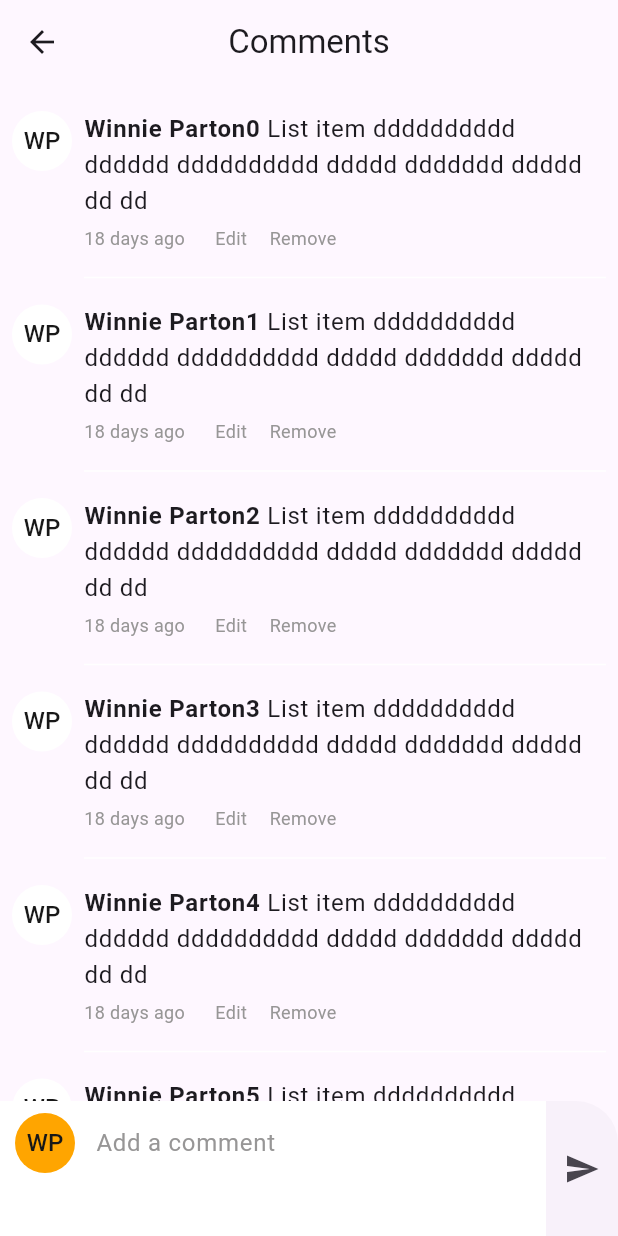
After one commit to maniangdoz/exo_post, a Flutter app: the CommentScreen screen opened directly, on a phone screen of 412 x 824 dp. The commit adds this screen. Run offline on Flutter 3.47's test engine with Material 2 defaults, Android fonts, the phone set to English and light mode, and no system bars; our stand-ins replace bloc, equatable, flutter_animate, flutter_bloc, get_it, go_router and 5 more; accounts and stored records are empty.

Commit message:
work on comment

```diff
--- a/lib/common/constants.dart
+++ b/lib/common/constants.dart
@@ -1,6 +1,16 @@
 //value don't change
+
+import 'package:flutter/material.dart';
+
+import 'styles/colors.dart';
 
 class AppConstants {
   AppConstants._();
 
+  static TextStyle? textStyle() {
+    return const TextStyle(
+      fontSize: 12,
+      color: AppColors.greyColor,
+    );
+  }
 }
--- a/lib/common/router.dart
+++ b/lib/common/router.dart
@@ -5,10 +5,9 @@ import 'package:flutter/material.dart';
 import 'package:go_router/go_router.dart';
 
 import '../features/auth/presentation/pages/auth_screen.dart';
-import '../features/detail_post/presentation/pages/detail_post_screen.dart';
+import '../features/comment/presentation/pages/comment_screen.dart';
 import '../features/error/presentation/pages/error_screen.dart';
 import '../features/home/presentation/pages/home_screen.dart';
-import '../features/post/presentation/pages/post_screen.dart';
 import '../features/profil/presentation/pages/profil_screen.dart';
 import '../features/register/presentation/pages/register_screen.dart';
 import '../features/splash/presentation/pages/splash_screen.dart';
@@ -19,8 +18,7 @@ class ScreenPaths {
 
   static String splash = '/';
   static String homeScreen = '/home/:index';
-  static String postPage = '/post';
-  static String detailPostPage = 'post-detail/:id';
+  static String commentPage = 'comment/:id';
   static String authPage = '/login';
   static String authPageRegister = 'register';
   static String registerPage = '/register';
@@ -51,18 +49,14 @@ final appRouter = GoRouter(
         },
         routes: [
           GoRoute(
-            path: ScreenPaths.detailPostPage,
-            builder: (context, state) => const DetailPostScreen(),
+            path: ScreenPaths.commentPage,
+            builder: (context, state) => const CommentScreen(),
           ),
           GoRoute(
             path: ScreenPaths.userPostPage,
             builder: (context, state) => const UserScreen(),
           ),
         ]),
-    GoRoute(
-      path: ScreenPaths.postPage,
-      builder: (context, state) => const PostScreen(),
-    ),
     GoRoute(
       path: ScreenPaths.profilPage,
       builder: (context, state) => const ProfilScreen(),
--- /dev/null
+++ b/lib/features/comment/domain/repository/comment_repo.dart
@@ -0,0 +1 @@
+abstract class CommentRepo {}
--- a/lib/features/detail_post/domain/usecases/detail_post_usecases.dart
+++ b/lib/features/comment/domain/usecases/comment_usecases.dart
@@ -1,4 +1,4 @@
 import 'package:injectable/injectable.dart';
 
 @injectable
-class DetailPostUseCases {}
+class CommentUseCases {}
--- /dev/null
+++ b/lib/features/comment/presentation/bloc/comment_bloc.dart
@@ -0,0 +1,13 @@
+import 'package:bloc/bloc.dart';
+import 'package:equatable/equatable.dart';
+
+part 'comment_event.dart';
+part 'comment_state.dart';
+
+class CommentBloc extends Bloc<CommentEvent, CommentState> {
+  CommentBloc() : super(CommentInitial()) {
+    on<CommentEvent>((event, emit) {
+      // TODO: implement event handler
+    });
+  }
+}
--- /dev/null
+++ b/lib/features/comment/presentation/bloc/comment_event.dart
@@ -0,0 +1,8 @@
+part of 'comment_bloc.dart';
+
+sealed class CommentEvent extends Equatable {
+  const CommentEvent();
+
+  @override
+  List<Object> get props => [];
+}
--- /dev/null
+++ b/lib/features/comment/presentation/bloc/comment_state.dart
@@ -0,0 +1,10 @@
+part of 'comment_bloc.dart';
+
+sealed class CommentState extends Equatable {
+  const CommentState();
+
+  @override
+  List<Object> get props => [];
+}
+
+final class CommentInitial extends CommentState {}
--- /dev/null
+++ b/lib/features/comment/presentation/pages/comment_screen.dart
@@ -0,0 +1,145 @@
+import 'package:flutter/material.dart';
+
+import '../../../../common/constants.dart';
+import '../../../../common/styles/colors.dart';
+import '../../../../common/utils/app_utils.dart';
+import '../../../shared/presentation/widgets/avatar_user.dart';
+import '../../../shared/presentation/widgets/comment_input.dart';
+
+class CommentScreen extends StatefulWidget {
+  const CommentScreen({super.key});
+
+  @override
+  State<CommentScreen> createState() => _CommentScreenState();
+}
+
+class _CommentScreenState extends State<CommentScreen> {
+  final _commentTextFieldController = TextEditingController();
+
+  @override
+  Widget build(BuildContext context) {
+    Color color =
+        AppUtils.isDarkMode(context) ? Colors.black : AppColors.onPrimaryColor;
+
+    return Scaffold(
+      appBar: AppBar(
+        title: const Text('Comments'),
+        centerTitle: true,
+      ),
+      body: Column(
+        children: <Widget>[
+          const SizedBox(height: 10),
+          Expanded(
+            child: ListView(
+              padding: const EdgeInsets.all(8),
+              children: List.generate(
+                20, // Replace this with your actual item count
+                (index) => Row(
+                  crossAxisAlignment: CrossAxisAlignment.start,
+                  children: <Widget>[
+                    AvatarUser(name: 'Winnie Parton', color: color),
+                    const SizedBox(width: 8),
+                    Expanded(
+                      child: Column(
+                        crossAxisAlignment: CrossAxisAlignment.start,
+                        children: <Widget>[
+                          Row(
+                            children: <Widget>[
+                              Expanded(
+                                child: RichText(
+                                  text: TextSpan(
+                                    style:
+                                        Theme.of(context).textTheme.bodyLarge,
+                                    children: <TextSpan>[
+                                      TextSpan(
+                                        text: 'Winnie Parton$index',
+                                        style: const TextStyle(
+                                          fontWeight: FontWeight.bold,
+                                        ),
+                                      ),
+                                      const TextSpan(
+                                        text:
+                                            ' List item dddddddddd dddddd dddddddddd ddddd ddddddd ddddd dd dd',
+                                      ),
+                                    ],
+                                  ),
+                                ),
+                              ),
+                            ],
+                          ),
+                          const SizedBox(height: 4),
+                          Row(
+                            mainAxisAlignment: MainAxisAlignment.start,
+                            children: <Widget>[
+                              Text(
+                                '18 days ago',
+                                style: AppConstants.textStyle(),
+                              ),
+                              const SizedBox(width: 20),
+                              GestureDetector(
+                                onTap: () => _editComment(
+                                    ' List item dddddddddd dddddd dddddddddd ddddd ddddddd ddddd dd dd'),
+                                child: Text(
+                                  'Edit',
+                                  style: AppConstants.textStyle(),
+                                ),
+                              ),
+                              const SizedBox(width: 15),
+                              GestureDetector(
+                                onTap: _removeComment,
+                                child: Text(
+                                  'Remove',
+                                  style: AppConstants.textStyle(),
+                                ),
+                              ),
+                            ],
+                          ),
+                          const SizedBox(height: 10),
+                          Divider(
+                            color: AppUtils.isDarkMode(context)
+                                ? Colors.black
+                                : AppColors.onPrimaryColor,
+                          ),
+                          const SizedBox(height: 10),
+                        ],
+                      ),
+                    ),
+                  ],
+                ),
+              ),
+            ),
+          ),
+        ],
+      ),
+      bottomSheet: SizedBox(
+        height: 90,
+        child: Padding(
+          padding: const EdgeInsets.only(top: 0, bottom: 0),
+          child: Row(
+            children: [
+              Expanded(
+                child: CommentInput(
+                  commentTextFieldController: _commentTextFieldController,
+                ),
+              ),
+              IconButton(
+                onPressed: _addComment,
+                icon: const Icon(Icons.send_sharp),
+              ),
+            ],
+          ),
+        ),
+      ),
+    );
+  }
+
+  void _editComment(String text) {
+    _commentTextFieldController.text = text;
+  }
+
+  void _removeComment() {
+    _commentTextFieldController.clear();
+  }
+
+  void _addComment() {}
+}
--- a/lib/features/detail_post/domain/repository/detail_post_repo.dart
+++ /dev/null
@@ -1 +0,0 @@
-abstract class DetailPostRepo {}
--- a/lib/features/post/presentation/widgets/post_card.dart
+++ b/lib/features/post/presentation/widgets/post_card.dart
@@ -28,7 +28,14 @@ class _PostCardState extends State<PostCard> {
           children: [
             widget.type == 'post'
                 ? _buildHeaderCard('Sender name')
-                : Container(),
+                : Container(
+                    padding: const EdgeInsets.only(
+                        left: 18, right: 18, top: 5, bottom: 5),
+                    child: Text(
+                      '1 days ago',
+                      style: Theme.of(context).textTheme.displayLarge,
+                    ),
+                  ),
             Image.asset(
               'assets/images/connection_failed.png',
               width: double.infinity,
@@ -79,12 +86,12 @@ class _PostCardState extends State<PostCard> {
     return ListTile(
       contentPadding: const EdgeInsets.only(left: 18, right: 18, top: 5),
       title: Text(name),
-      subtitle: const Text('time'),
+      subtitle: const Text('1 days ago'),
       leading: AvatarUser(name: name, color: color),
     );
   }
 
   void _buildDetailPost(int id) {
-    context.go('/home/0/post-detail/$id');
+    context.go('/home/0/comment/$id');
   }
 }
```
Also changed, not shown: lib/features/comment/data/repository/comment_repo_imp.dart (added, +8 -0 lines), lib/features/detail_post/data/repository/detail_post_repo_imp.dart (deleted, +0 -8 lines), lib/features/detail_post/presentation/bloc/detail_post_bloc.dart (deleted, +0 -13 lines), lib/features/detail_post/presentation/bloc/detail_post_event.dart (deleted, +0 -8 lines), lib/features/detail_post/presentation/bloc/detail_post_state.dart (deleted, +0 -10 lines), lib/features/detail_post/presentation/pages/detail_post_screen.dart (deleted, +0 -48 lines), lib/core/init/injection.config.dart.
